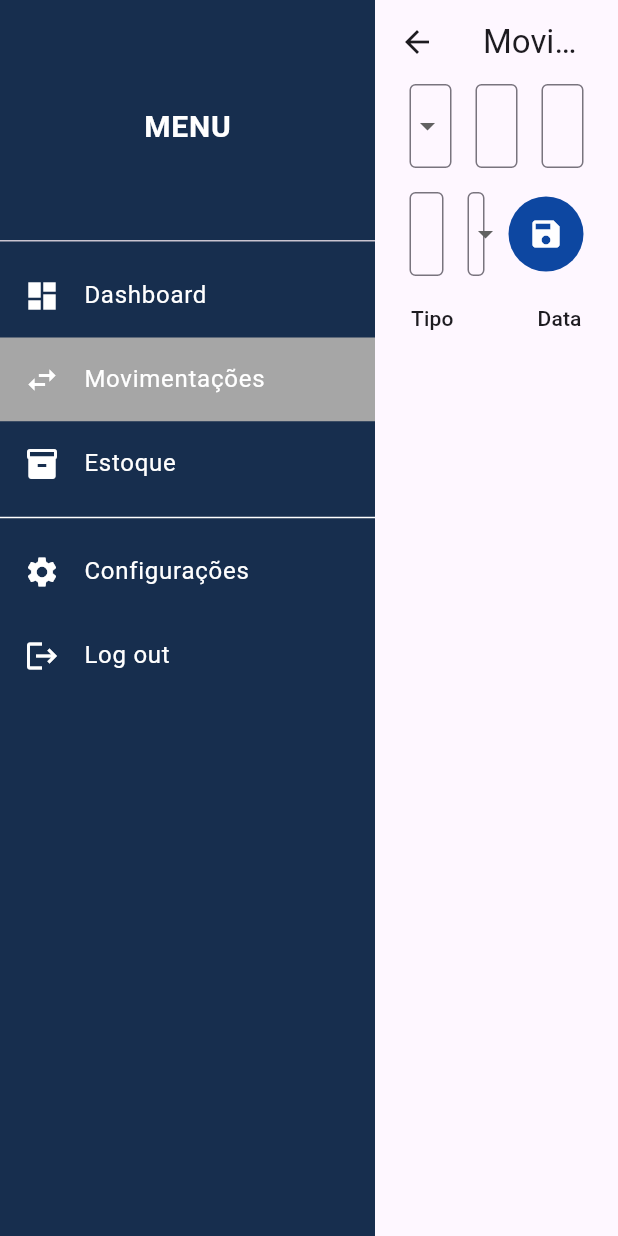
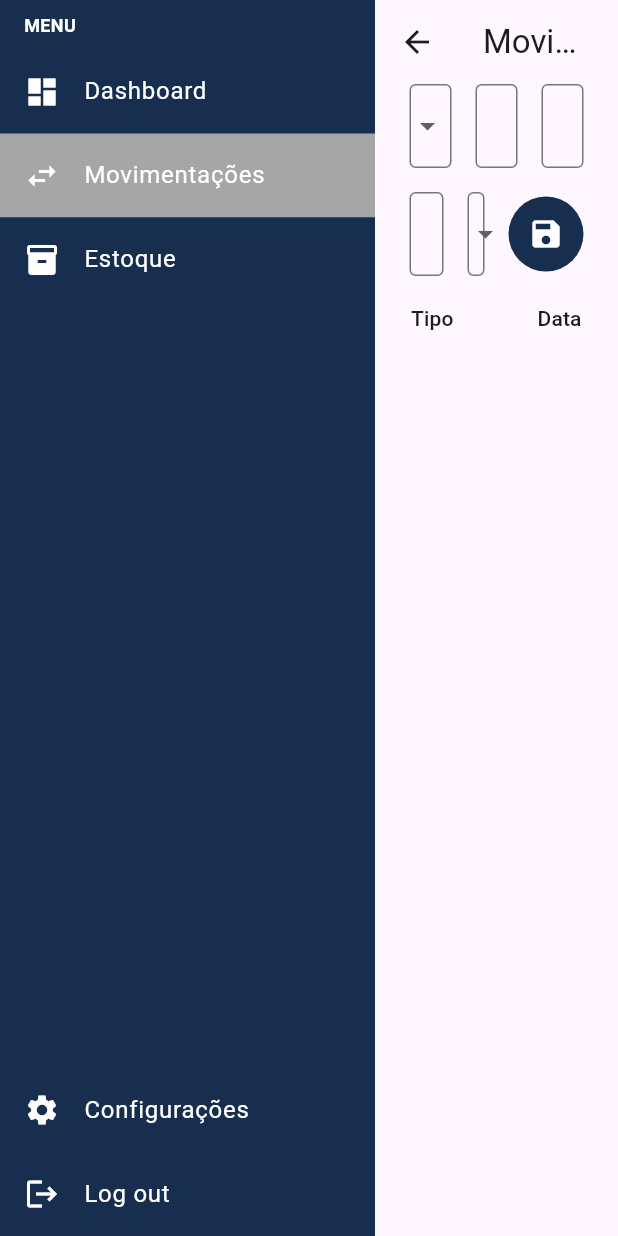
Before and after one commit to pabloguaicurus/sophia, a Flutter app: the screen it shows after launch, after a tap on "Entrar", on a phone screen of 412 x 824 dp. Run offline on Flutter 3.47's test engine with Material 3 defaults, Android fonts, the phone set to English and light mode, and no system bars.

```diff
--- a/lib/feature/views/sidebar.dart
+++ b/lib/core/widgets/sidebar.dart
@@ -19,23 +19,20 @@ class CustomSidebar extends StatelessWidget {
       child: Column(
         crossAxisAlignment: CrossAxisAlignment.start,
         children: [
-          DrawerHeader(
-            decoration: BoxDecoration(
-              color: AppColors.primary,
-            ),
-            child: Center(
-              child: Text(
-                'MENU',
-                style: TextStyle(
-                  color: Colors.white,
-                  fontSize: 20,
-                  fontWeight: FontWeight.bold,
-                ),
+          Padding(
+            padding:
+                const EdgeInsets.symmetric(horizontal: 16.0, vertical: 8.0),
+            child: Text(
+              'MENU',
+              style: TextStyle(
+                color: Colors.white,
+                fontSize: 12,
+                fontWeight: FontWeight.bold,
               ),
             ),
           ),
           Expanded(
-            child: ListView(
+            child: Column(
               children: [
                 _buildMenuItem(
                   icon: Icons.dashboard,
@@ -55,7 +52,7 @@ class CustomSidebar extends StatelessWidget {
                   isSelected: selectedPage == 'Estoque',
                   onTap: () => onMenuItemSelected('Estoque'),
                 ),
-                Divider(color: Colors.white),
+                Spacer(), // Insere um espaço flexível para empurrar os itens seguintes para o final
                 _buildMenuItem(
                   icon: Icons.settings,
                   label: 'Configurações',
--- /dev/null
+++ b/lib/feature/views/estoque/estoque.dart
@@ -0,0 +1,11 @@
+class Estoque {
+  final String item;
+  final int quantidade;
+  final double valor;
+
+  Estoque({
+    required this.item,
+    required this.quantidade,
+    required this.valor,
+  });
+}
--- a/lib/feature/views/movimentacoes/movimentacao_form.dart
+++ b/lib/feature/views/movimentacoes/movimentacao_form.dart
@@ -1,4 +1,5 @@
 import 'package:flutter/material.dart';
+import 'package:sophia/core/constans/colors%20and%20fonts.dart';
 
 class MovimentacaoForm extends StatefulWidget {
   final GlobalKey<FormState> formKey;
@@ -90,17 +91,17 @@ class _MovimentacaoFormState extends State<MovimentacaoForm> {
                         .map((e) => DropdownMenuItem(value: e, child: Text(e)))
                         .toList(),
                     onChanged: (value) => setState(() => tipo = value),
-                    decoration: InputDecoration(
+                    decoration: const InputDecoration(
                       labelText: 'Tipo de movimentação',
                       border: OutlineInputBorder(),
                     ),
                   ),
                 ),
-                SizedBox(width: 16),
+                const SizedBox(width: 16),
                 Expanded(
                   child: TextFormField(
                     controller: _dataController,
-                    decoration: InputDecoration(
+                    decoration: const InputDecoration(
                       labelText: 'Data',
                       border: OutlineInputBorder(),
                     ),
@@ -118,11 +119,11 @@ class _MovimentacaoFormState extends State<MovimentacaoForm> {
                     },
                   ),
                 ),
-                SizedBox(width: 16),
+                const SizedBox(width: 16),
                 Expanded(
                   child: TextFormField(
                     controller: _valorController,
-                    decoration: InputDecoration(
+                    decoration: const InputDecoration(
                       labelText: 'Valor',
                       border: OutlineInputBorder(),
                     ),
@@ -132,21 +133,21 @@ class _MovimentacaoFormState extends State<MovimentacaoForm> {
                 ),
               ],
             ),
-            SizedBox(height: 16),
+            const SizedBox(height: 16),
             Row(
               children: [
                 Expanded(
                   flex: 2,
                   child: TextFormField(
                     controller: _descricaoController,
-                    decoration: InputDecoration(
+                    decoration: const InputDecoration(
                       labelText: 'Descrição',
                       border: OutlineInputBorder(),
                     ),
                     onChanged: (value) => descricao = value,
                   ),
                 ),
-                SizedBox(width: 16),
+                const SizedBox(width: 16),
                 Expanded(
                   child: DropdownButtonFormField<String>(
                     value: categoria,
@@ -154,22 +155,22 @@ class _MovimentacaoFormState extends State<MovimentacaoForm> {
                         .map((e) => DropdownMenuItem(value: e, child: Text(e)))
                         .toList(),
                     onChanged: (value) => setState(() => categoria = value),
-                    decoration: InputDecoration(
+                    decoration: const InputDecoration(
                       labelText: 'Categoria',
                       border: OutlineInputBorder(),
                     ),
                   ),
                 ),
-                SizedBox(width: 16),
+                const SizedBox(width: 16),
                 Container(
                   width: 50,
                   height: 50,
-                  decoration: BoxDecoration(
+                  decoration: const BoxDecoration(
                     shape: BoxShape.circle,
-                    color: Colors.blue.shade900,
+                    color: AppColors.primary,
                   ),
                   child: IconButton(
-                    icon: Icon(Icons.save, color: Colors.white),
+                    icon: const Icon(Icons.save, color: Colors.white),
                     onPressed: () {
                       if (widget.formKey.currentState!.validate()) {
                         widget.onSubmit(
--- a/lib/feature/views/movimentacoes/movimentacao_page.dart
+++ b/lib/feature/views/movimentacoes/movimentacao_page.dart
@@ -1,5 +1,5 @@
 import 'package:flutter/material.dart';
-import 'package:sophia/feature/views/sidebar.dart';
+import 'package:sophia/core/widgets/sidebar.dart';
 import 'movimentacao.dart';
 import 'movimentacao_form.dart';
 import 'movimentacoes_lista.dart';
@@ -121,7 +121,7 @@ class _MovimentacaoPageState extends State<MovimentacaoPage> {
       return Column(
         children: [
           AppBar(
-            title: Text('Movimentações'),
+            title: const Text('Movimentações'),
           ),
           MovimentacaoForm(
             formKey: _formKey,
--- a/lib/main.dart
+++ b/lib/main.dart
@@ -1,4 +1,5 @@
 import 'package:flutter/material.dart';
+import 'package:sophia/feature/views/estoque/estoque_page.dart';
 import 'package:sophia/feature/views/login/login_page.dart';
 import 'package:sophia/feature/views/movimentacoes/movimentacao_page.dart';
 
@@ -9,7 +10,16 @@ class MyApp extends StatelessWidget {
   Widget build(BuildContext context) {
     return MaterialApp(
       title: 'SOPHIA',
-      home: LoginPage(),
+      debugShowCheckedModeBanner: false,
+      initialRoute: '/login', // Tela inicial é a de login
+      routes: {
+        '/login': (context) => LoginPage(),
+        '/movimentacao': (context) => MovimentacaoPage(),
+        //'/dashboard': (context) => DashboardPage(),
+        '/movimentacoes': (context) => MovimentacaoPage(),
+        '/estoque': (context) => EstoquePage(),
+        //'/configuracoes': (context) => ConfiguracoesPage(),
+      },
     );
   }
 }
```
Also changed, not shown: lib/core/widgets/appbar.dart (added, +78 -0 lines), lib/feature/views/estoque/estoque_form.dart (added, +145 -0 lines), lib/feature/views/estoque/estoque_lista.dart (added, +53 -0 lines), lib/feature/views/estoque/estoque_page.dart (added, +134 -0 lines).
